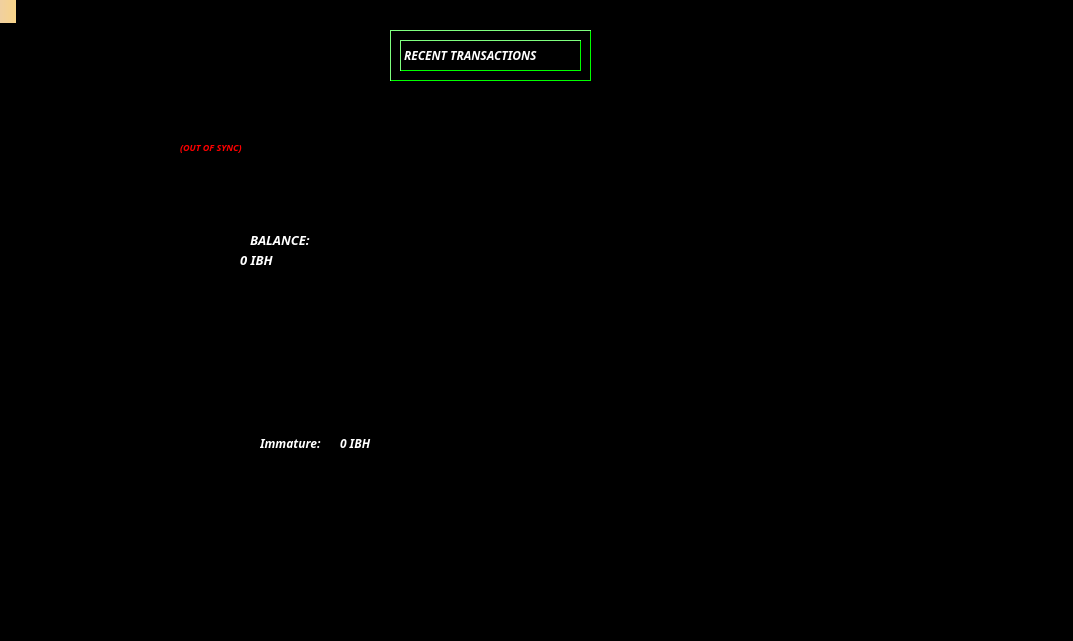
Old version of the form src/qt/forms/overviewpage.ui in the repository ibithub/ibithub.
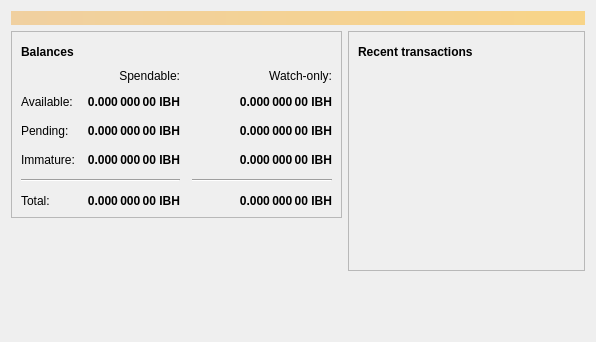
New version of the form. Icons and pictures are not drawn.

The edit to the form file:
```diff
--- a/src/qt/forms/overviewpage.ui
+++ b/src/qt/forms/overviewpage.ui
@@ -6,293 +6,535 @@
    <rect>
     <x>0</x>
     <y>0</y>
-    <width>1073</width>
-    <height>641</height>
+    <width>596</width>
+    <height>342</height>
    </rect>
   </property>
   <property name="windowTitle">
    <string>Form</string>
   </property>
-  <property name="styleSheet">
-   <string notr="true"> background:black;
-width:509px;
-height:357px;
-</string>
-  </property>
-  <widget class="QLabel" name="labelAlerts">
-   <property name="geometry">
-    <rect>
-     <x>0</x>
-     <y>0</y>
-     <width>16</width>
-     <height>23</height>
-    </rect>
-   </property>
-   <property name="visible">
-    <bool>false</bool>
-   </property>
-   <property name="styleSheet">
-    <string notr="true">background-color: qlineargradient(x1: 0, y1: 0, x2: 1, y2: 0, stop:0 #F0D0A0, stop:1 #F8D488); color:#000000;</string>
-   </property>
-   <property name="wordWrap">
-    <bool>true</bool>
-   </property>
-   <property name="margin">
-    <number>3</number>
-   </property>
-  </widget>
-  <widget class="QFrame" name="frame">
-   <property name="geometry">
-    <rect>
-     <x>-30</x>
-     <y>-20</y>
-     <width>1111</width>
-     <height>661</height>
-    </rect>
-   </property>
-   <property name="styleSheet">
-    <string notr="true">background-image: url(:/icons/background);
-background-repeat: repeat-n;</string>
-   </property>
-   <property name="frameShape">
-    <enum>QFrame::StyledPanel</enum>
-   </property>
-   <property name="frameShadow">
-    <enum>QFrame::Raised</enum>
-   </property>
-   <widget class="QFrame" name="frame_2">
-    <property name="geometry">
-     <rect>
-      <x>420</x>
-      <y>50</y>
-      <width>201</width>
-      <height>51</height>
-     </rect>
-    </property>
-    <property name="autoFillBackground">
-     <bool>false</bool>
-    </property>
-    <property name="styleSheet">
-     <string notr="true">background:black;
-border-style:outset;
-border-width:1px;
-border-color:lime;</string>
-    </property>
-    <property name="frameShape">
-     <enum>QFrame::StyledPanel</enum>
-    </property>
-    <property name="frameShadow">
-     <enum>QFrame::Raised</enum>
-    </property>
-    <layout class="QVBoxLayout" name="verticalLayout">
+  <layout class="QVBoxLayout" name="topLayout">
+   <item>
+    <widget class="QLabel" name="labelAlerts">
+     <property name="visible">
+      <bool>false</bool>
+     </property>
+     <property name="styleSheet">
+      <string notr="true">QLabel { background-color: qlineargradient(x1: 0, y1: 0, x2: 1, y2: 0, stop:0 #F0D0A0, stop:1 #F8D488); color:#000000; }</string>
+     </property>
+     <property name="wordWrap">
+      <bool>true</bool>
+     </property>
+     <property name="margin">
+      <number>3</number>
+     </property>
+     <property name="textInteractionFlags">
+      <set>Qt::TextSelectableByMouse</set>
+     </property>
+    </widget>
+   </item>
+   <item>
+    <layout class="QHBoxLayout" name="horizontalLayout" stretch="1,1">
      <item>
-      <layout class="QHBoxLayout" name="horizontalLayout_2">
+      <layout class="QVBoxLayout" name="verticalLayout_2">
        <item>
-        <widget class="QLabel" name="label_4">
-         <property name="font">
-          <font>
-           <family>Tibetan Machine Uni</family>
-           <pointsize>9</pointsize>
-           <weight>75</weight>
-           <italic>true</italic>
-           <bold>true</bold>
-          </font>
+        <widget class="QFrame" name="frame">
+         <property name="frameShape">
+          <enum>QFrame::StyledPanel</enum>
          </property>
-         <property name="styleSheet">
-          <string notr="true">color:white</string>
+         <property name="frameShadow">
+          <enum>QFrame::Raised</enum>
          </property>
-         <property name="text">
-          <string>&lt;b&gt;RECENT TRANSACTIONS&lt;/b&gt;</string>
+         <layout class="QVBoxLayout" name="verticalLayout_4">
+          <item>
+           <layout class="QHBoxLayout" name="horizontalLayout_4">
+            <item>
+             <widget class="QLabel" name="label_5">
+              <property name="font">
+               <font>
+                <weight>75</weight>
+                <bold>true</bold>
+               </font>
+              </property>
+              <property name="text">
+               <string>Balances</string>
+              </property>
+             </widget>
+            </item>
+            <item>
+             <widget class="QPushButton" name="labelWalletStatus">
+              <property name="enabled">
+               <bool>true</bool>
+              </property>
+              <property name="maximumSize">
+               <size>
+                <width>30</width>
+                <height>16777215</height>
+               </size>
+              </property>
+              <property name="toolTip">
+               <string>The displayed information may be out of date. Your wallet automatically synchronizes with the Ibithub network after a connection is established, but this process has not completed yet.</string>
+              </property>
+              <property name="text">
+               <string/>
+              </property>
+              <property name="icon">
+               <iconset resource="../bitcoin.qrc">
+                <normaloff>:/icons/warning</normaloff>
+                <disabledoff>:/icons/warning</disabledoff>:/icons/warning</iconset>
+              </property>
+              <property name="iconSize">
+               <size>
+                <width>24</width>
+                <height>24</height>
+               </size>
+              </property>
+              <property name="flat">
+               <bool>true</bool>
+              </property>
+             </widget>
+            </item>
+            <item>
+             <spacer name="horizontalSpacer_3">
+              <property name="orientation">
+               <enum>Qt::Horizontal</enum>
+              </property>
+              <property name="sizeHint" stdset="0">
+               <size>
+                <width>40</width>
+                <height>20</height>
+               </size>
+              </property>
+             </spacer>
+            </item>
+           </layout>
+          </item>
+          <item>
+           <layout class="QGridLayout" name="gridLayout">
+            <property name="spacing">
+             <number>12</number>
+            </property>
+            <item row="2" column="2">
+             <widget class="QLabel" name="labelWatchPending">
+              <property name="font">
+               <font>
+                <weight>75</weight>
+                <bold>true</bold>
+               </font>
+              </property>
+              <property name="cursor">
+               <cursorShape>IBeamCursor</cursorShape>
+              </property>
+              <property name="toolTip">
+               <string>Unconfirmed transactions to watch-only addresses</string>
+              </property>
+              <property name="text">
+               <string notr="true">0.000 000 00 IBH</string>
+              </property>
+              <property name="alignment">
+               <set>Qt::AlignRight|Qt::AlignTrailing|Qt::AlignVCenter</set>
+              </property>
+              <property name="textInteractionFlags">
+               <set>Qt::LinksAccessibleByMouse|Qt::TextSelectableByKeyboard|Qt::TextSelectableByMouse</set>
+              </property>
+             </widget>
+            </item>
+            <item row="2" column="1">
+             <widget class="QLabel" name="labelUnconfirmed">
+              <property name="font">
+               <font>
+                <weight>75</weight>
+                <bold>true</bold>
+               </font>
+              </property>
+              <property name="cursor">
+               <cursorShape>IBeamCursor</cursorShape>
+              </property>
+              <property name="toolTip">
+               <string>Total of transactions that have yet to be confirmed, and do not yet count toward the spendable balance</string>
+              </property>
+              <property name="text">
+               <string notr="true">0.000 000 00 IBH</string>
+              </property>
+              <property name="alignment">
+               <set>Qt::AlignRight|Qt::AlignTrailing|Qt::AlignVCenter</set>
+              </property>
+              <property name="textInteractionFlags">
+               <set>Qt::LinksAccessibleByMouse|Qt::TextSelectableByKeyboard|Qt::TextSelectableByMouse</set>
+              </property>
+             </widget>
+            </item>
+            <item row="3" column="2">
+             <widget class="QLabel" name="labelWatchImmature">
+              <property name="font">
+               <font>
+                <weight>75</weight>
+                <bold>true</bold>
+               </font>
+              </property>
+              <property name="cursor">
+               <cursorShape>IBeamCursor</cursorShape>
+              </property>
+              <property name="toolTip">
+               <string>Mined balance in watch-only addresses that has not yet matured</string>
+              </property>
+              <property name="text">
+               <string notr="true">0.000 000 00 IBH</string>
+              </property>
+              <property name="alignment">
+               <set>Qt::AlignRight|Qt::AlignTrailing|Qt::AlignVCenter</set>
+              </property>
+              <property name="textInteractionFlags">
+               <set>Qt::LinksAccessibleByMouse|Qt::TextSelectableByKeyboard|Qt::TextSelectableByMouse</set>
+              </property>
+             </widget>
+            </item>
+            <item row="4" column="0" colspan="2">
+             <widget class="Line" name="line">
+              <property name="orientation">
+               <enum>Qt::Horizontal</enum>
+              </property>
+             </widget>
+            </item>
+            <item row="4" column="2">
+             <widget class="Line" name="lineWatchBalance">
+              <property name="sizePolicy">
+               <sizepolicy hsizetype="Preferred" vsizetype="Fixed">
+                <horstretch>0</horstretch>
+                <verstretch>0</verstretch>
+               </sizepolicy>
+              </property>
+              <property name="minimumSize">
+               <size>
+                <width>140</width>
+                <height>0</height>
+               </size>
+              </property>
+              <property name="orientation">
+               <enum>Qt::Horizontal</enum>
+              </property>
+             </widget>
+            </item>
+            <item row="5" column="0">
+             <widget class="QLabel" name="labelTotalText">
+              <property name="text">
+               <string>Total:</string>
+              </property>
+             </widget>
+            </item>
+            <item row="3" column="1">
+             <widget class="QLabel" name="labelImmature">
+              <property name="font">
+               <font>
+                <weight>75</weight>
+                <bold>true</bold>
+               </font>
+              </property>
+              <property name="cursor">
+               <cursorShape>IBeamCursor</cursorShape>
+              </property>
+              <property name="toolTip">
+               <string>Mined balance that has not yet matured</string>
+              </property>
+              <property name="text">
+               <string notr="true">0.000 000 00 IBH</string>
+              </property>
+              <property name="alignment">
+               <set>Qt::AlignRight|Qt::AlignTrailing|Qt::AlignVCenter</set>
+              </property>
+              <property name="textInteractionFlags">
+               <set>Qt::LinksAccessibleByMouse|Qt::TextSelectableByKeyboard|Qt::TextSelectableByMouse</set>
+              </property>
+             </widget>
+            </item>
+            <item row="2" column="3">
+             <spacer name="horizontalSpacer_2">
+              <property name="orientation">
+               <enum>Qt::Horizontal</enum>
+              </property>
+              <property name="sizeHint" stdset="0">
+               <size>
+                <width>40</width>
+                <height>20</height>
+               </size>
+              </property>
+             </spacer>
+            </item>
+            <item row="3" column="0">
+             <widget class="QLabel" name="labelImmatureText">
+              <property name="text">
+               <string>Immature:</string>
+              </property>
+             </widget>
+            </item>
+            <item row="5" column="1">
+             <widget class="QLabel" name="labelTotal">
+              <property name="font">
+               <font>
+                <weight>75</weight>
+                <bold>true</bold>
+               </font>
+              </property>
+              <property name="cursor">
+               <cursorShape>IBeamCursor</cursorShape>
+              </property>
+              <property name="toolTip">
+               <string>Your current total balance</string>
+              </property>
+              <property name="text">
+               <string notr="true">0.000 000 00 IBH</string>
+              </property>
+              <property name="alignment">
+               <set>Qt::AlignRight|Qt::AlignTrailing|Qt::AlignVCenter</set>
+              </property>
+              <property name="textInteractionFlags">
+               <set>Qt::LinksAccessibleByMouse|Qt::TextSelectableByKeyboard|Qt::TextSelectableByMouse</set>
+              </property>
+             </widget>
+            </item>
+            <item row="5" column="2">
+             <widget class="QLabel" name="labelWatchTotal">
+              <property name="font">
+               <font>
+                <weight>75</weight>
+                <bold>true</bold>
+               </font>
+              </property>
+              <property name="cursor">
+               <cursorShape>IBeamCursor</cursorShape>
+              </property>
+              <property name="toolTip">
+               <string>Current total balance in watch-only addresses</string>
+              </property>
+              <property name="text">
+               <string notr="true">0.000 000 00 IBH</string>
+              </property>
+              <property name="alignment">
+               <set>Qt::AlignRight|Qt::AlignTrailing|Qt::AlignVCenter</set>
+              </property>
+              <property name="textInteractionFlags">
+               <set>Qt::LinksAccessibleByMouse|Qt::TextSelectableByKeyboard|Qt::TextSelectableByMouse</set>
+              </property>
+             </widget>
+            </item>
+            <item row="0" column="2">
+             <widget class="QLabel" name="labelWatchonly">
+              <property name="text">
+               <string>Watch-only:</string>
+              </property>
+              <property name="alignment">
+               <set>Qt::AlignRight|Qt::AlignTrailing|Qt::AlignVCenter</set>
+              </property>
+             </widget>
+            </item>
+            <item row="1" column="0">
+             <widget class="QLabel" name="labelBalanceText">
+              <property name="text">
+               <string>Available:</string>
+              </property>
+             </widget>
+            </item>
+            <item row="1" column="1">
+             <widget class="QLabel" name="labelBalance">
+              <property name="font">
+               <font>
+                <weight>75</weight>
+                <bold>true</bold>
+               </font>
+              </property>
+              <property name="cursor">
+               <cursorShape>IBeamCursor</cursorShape>
+              </property>
+              <property name="toolTip">
+               <string>Your current spendable balance</string>
+              </property>
+              <property name="text">
+               <string notr="true">0.000 000 00 IBH</string>
+              </property>
+              <property name="alignment">
+               <set>Qt::AlignRight|Qt::AlignTrailing|Qt::AlignVCenter</set>
+              </property>
+              <property name="textInteractionFlags">
+               <set>Qt::LinksAccessibleByMouse|Qt::TextSelectableByKeyboard|Qt::TextSelectableByMouse</set>
+              </property>
+             </widget>
+            </item>
+            <item row="1" column="2">
+             <widget class="QLabel" name="labelWatchAvailable">
+              <property name="font">
+               <font>
+                <weight>75</weight>
+                <bold>true</bold>
+               </font>
+              </property>
+              <property name="cursor">
+               <cursorShape>IBeamCursor</cursorShape>
+              </property>
+              <property name="toolTip">
+               <string>Your current balance in watch-only addresses</string>
+              </property>
+              <property name="text">
+               <string notr="true">0.000 000 00 IBH</string>
+              </property>
+              <property name="alignment">
+               <set>Qt::AlignRight|Qt::AlignTrailing|Qt::AlignVCenter</set>
+              </property>
+              <property name="textInteractionFlags">
+               <set>Qt::LinksAccessibleByMouse|Qt::TextSelectableByKeyboard|Qt::TextSelectableByMouse</set>
+              </property>
+             </widget>
+            </item>
+            <item row="2" column="0">
+             <widget class="QLabel" name="labelPendingText">
+              <property name="text">
+               <string>Pending:</string>
+              </property>
+             </widget>
+            </item>
+            <item row="0" column="1">
+             <widget class="QLabel" name="labelSpendable">
+              <property name="text">
+               <string>Spendable:</string>
+              </property>
+              <property name="alignment">
+               <set>Qt::AlignRight|Qt::AlignTrailing|Qt::AlignVCenter</set>
+              </property>
+             </widget>
+            </item>
+           </layout>
+          </item>
+         </layout>
+        </widget>
+       </item>
+       <item>
+        <spacer name="verticalSpacer">
+         <property name="orientation">
+          <enum>Qt::Vertical</enum>
          </property>
+         <property name="sizeHint" stdset="0">
+          <size>
+           <width>20</width>
+           <height>40</height>
+          </size>
+         </property>
+        </spacer>
+       </item>
+      </layout>
+     </item>
+     <item>
+      <layout class="QVBoxLayout" name="verticalLayout_3">
+       <item>
+        <widget class="QFrame" name="frame_2">
+         <property name="frameShape">
+          <enum>QFrame::StyledPanel</enum>
+         </property>
+         <property name="frameShadow">
+          <enum>QFrame::Raised</enum>
+         </property>
+         <layout class="QVBoxLayout" name="verticalLayout">
+          <item>
+           <layout class="QHBoxLayout" name="horizontalLayout_2">
+            <item>
+             <widget class="QLabel" name="label_4">
+              <property name="font">
+               <font>
+                <weight>75</weight>
+                <bold>true</bold>
+               </font>
+              </property>
+              <property name="text">
+               <string>Recent transactions</string>
+              </property>
+             </widget>
+            </item>
+            <item>
+             <widget class="QPushButton" name="labelTransactionsStatus">
+              <property name="enabled">
+               <bool>true</bool>
+              </property>
+              <property name="maximumSize">
+               <size>
+                <width>30</width>
+                <height>16777215</height>
+               </size>
+              </property>
+              <property name="toolTip">
+               <string>The displayed information may be out of date. Your wallet automatically synchronizes with the Ibithub network after a connection is established, but this process has not completed yet.</string>
+              </property>
+              <property name="text">
+               <string/>
+              </property>
+              <property name="icon">
+               <iconset resource="../bitcoin.qrc">
+                <normaloff>:/icons/warning</normaloff>
+                <disabledoff>:/icons/warning</disabledoff>:/icons/warning</iconset>
+              </property>
+              <property name="iconSize">
+               <size>
+                <width>24</width>
+                <height>24</height>
+               </size>
+              </property>
+              <property name="flat">
+               <bool>true</bool>
+              </property>
+             </widget>
+            </item>
+            <item>
+             <spacer name="horizontalSpacer">
+              <property name="orientation">
+               <enum>Qt::Horizontal</enum>
+              </property>
+              <property name="sizeHint" stdset="0">
+               <size>
+                <width>40</width>
+                <height>20</height>
+               </size>
+              </property>
+             </spacer>
+            </item>
+           </layout>
+          </item>
+          <item>
+           <widget class="QListView" name="listTransactions">
+            <property name="styleSheet">
+             <string notr="true">QListView { background: transparent; }</string>
+            </property>
+            <property name="frameShape">
+             <enum>QFrame::NoFrame</enum>
+            </property>
+            <property name="verticalScrollBarPolicy">
+             <enum>Qt::ScrollBarAlwaysOff</enum>
+            </property>
+            <property name="horizontalScrollBarPolicy">
+             <enum>Qt::ScrollBarAlwaysOff</enum>
+            </property>
+            <property name="selectionMode">
+             <enum>QAbstractItemView::NoSelection</enum>
+            </property>
+           </widget>
+          </item>
+         </layout>
         </widget>
        </item>
+       <item>
+        <spacer name="verticalSpacer_2">
+         <property name="orientation">
+          <enum>Qt::Vertical</enum>
+         </property>
+         <property name="sizeHint" stdset="0">
+          <size>
+           <width>20</width>
+           <height>40</height>
+          </size>
+         </property>
+        </spacer>
+       </item>
       </layout>
      </item>
     </layout>
-   </widget>
-   <widget class="QLabel" name="labelBalance">
-    <property name="geometry">
-     <rect>
-      <x>270</x>
-      <y>270</y>
-      <width>161</width>
-      <height>21</height>
-     </rect>
-    </property>
-    <property name="font">
-     <font>
-      <family>Tibetan Machine Uni</family>
-      <pointsize>10</pointsize>
-      <weight>75</weight>
-      <italic>true</italic>
-      <bold>true</bold>
-     </font>
-    </property>
-    <property name="cursor">
-     <cursorShape>IBeamCursor</cursorShape>
-    </property>
-    <property name="toolTip">
-     <string>&lt;html&gt;&lt;head/&gt;&lt;body&gt;&lt;p&gt;&lt;br/&gt;&lt;/p&gt;&lt;/body&gt;&lt;/html&gt;</string>
-    </property>
-    <property name="styleSheet">
-     <string notr="true">color:white;
-background:black;</string>
-    </property>
-    <property name="text">
-     <string notr="true">0 IBH</string>
-    </property>
-    <property name="textInteractionFlags">
-     <set>Qt::LinksAccessibleByMouse|Qt::TextSelectableByKeyboard|Qt::TextSelectableByMouse</set>
-    </property>
-   </widget>
-   <widget class="QLabel" name="label">
-    <property name="geometry">
-     <rect>
-      <x>280</x>
-      <y>250</y>
-      <width>83</width>
-      <height>19</height>
-     </rect>
-    </property>
-    <property name="font">
-     <font>
-      <family>Tibetan Machine Uni</family>
-      <pointsize>10</pointsize>
-      <weight>75</weight>
-      <italic>true</italic>
-      <bold>true</bold>
-     </font>
-    </property>
-    <property name="styleSheet">
-     <string notr="true">color:white;
-background:black;</string>
-    </property>
-    <property name="text">
-     <string>BALANCE:</string>
-    </property>
-   </widget>
-   <widget class="QLabel" name="labelWalletStatus">
-    <property name="geometry">
-     <rect>
-      <x>210</x>
-      <y>150</y>
-      <width>89</width>
-      <height>35</height>
-     </rect>
-    </property>
-    <property name="font">
-     <font>
-      <family>Tibetan Machine Uni</family>
-      <pointsize>7</pointsize>
-      <weight>75</weight>
-      <italic>true</italic>
-      <bold>true</bold>
-     </font>
-    </property>
-    <property name="toolTip">
-     <string>&lt;html&gt;&lt;head/&gt;&lt;body&gt;&lt;p&gt;&lt;br/&gt;&lt;/p&gt;&lt;/body&gt;&lt;/html&gt;</string>
-    </property>
-    <property name="styleSheet">
-     <string notr="true">
-QLabel { color: red; }
-
-</string>
-    </property>
-    <property name="text">
-     <string notr="true">(OUT OF SYNC)</string>
-    </property>
-    <property name="alignment">
-     <set>Qt::AlignLeading|Qt::AlignLeft|Qt::AlignVCenter</set>
-    </property>
-   </widget>
-   <widget class="QLabel" name="labelImmatureText">
-    <property name="geometry">
-     <rect>
-      <x>290</x>
-      <y>450</y>
-      <width>72</width>
-      <height>27</height>
-     </rect>
-    </property>
-    <property name="font">
-     <font>
-      <family>Tibetan Machine Uni</family>
-      <pointsize>9</pointsize>
-      <weight>75</weight>
-      <italic>true</italic>
-      <bold>true</bold>
-     </font>
-    </property>
-    <property name="styleSheet">
-     <string notr="true">color:white;background:black</string>
-    </property>
-    <property name="text">
-     <string>Immature:</string>
-    </property>
-   </widget>
-   <widget class="QLabel" name="labelImmature">
-    <property name="geometry">
-     <rect>
-      <x>370</x>
-      <y>450</y>
-      <width>176</width>
-      <height>27</height>
-     </rect>
-    </property>
-    <property name="font">
-     <font>
-      <family>Tibetan Machine Uni</family>
-      <pointsize>9</pointsize>
-      <weight>75</weight>
-      <italic>true</italic>
-      <bold>true</bold>
-     </font>
-    </property>
-    <property name="toolTip">
-     <string>&lt;html&gt;&lt;head/&gt;&lt;body&gt;&lt;p&gt;&lt;br/&gt;&lt;/p&gt;&lt;/body&gt;&lt;/html&gt;</string>
-    </property>
-    <property name="styleSheet">
-     <string notr="true">color:white;background:black</string>
-    </property>
-    <property name="text">
-     <string notr="true">0 IBH</string>
-    </property>
-    <property name="textInteractionFlags">
-     <set>Qt::LinksAccessibleByMouse|Qt::TextSelectableByKeyboard|Qt::TextSelectableByMouse</set>
-    </property>
-   </widget>
-   <widget class="QListView" name="listTransactions">
-    <property name="geometry">
-     <rect>
-      <x>480</x>
-      <y>110</y>
-      <width>221</width>
-      <height>281</height>
-     </rect>
-    </property>
-    <property name="autoFillBackground">
-     <bool>false</bool>
-    </property>
-    <property name="styleSheet">
-     <string notr="true">QListView { background: black; }
-QListView { font color: white; }</string>
-    </property>
-    <property name="frameShape">
-     <enum>QFrame::NoFrame</enum>
-    </property>
-    <property name="verticalScrollBarPolicy">
-     <enum>Qt::ScrollBarAlwaysOff</enum>
-    </property>
-    <property name="horizontalScrollBarPolicy">
-     <enum>Qt::ScrollBarAlwaysOff</enum>
-    </property>
-    <property name="selectionMode">
-     <enum>QAbstractItemView::NoSelection</enum>
-    </property>
-   </widget>
-  </widget>
-  <zorder>frame</zorder>
-  <zorder>labelAlerts</zorder>
+   </item>
+  </layout>
  </widget>
  <pixmapfunction>/home/ubuntu/Desktop/ibithub/src/qt/res/images/background2.png</pixmapfunction>
  <resources>
```
Left out of the diff: 5 changed lines with no effect on the pictures.
